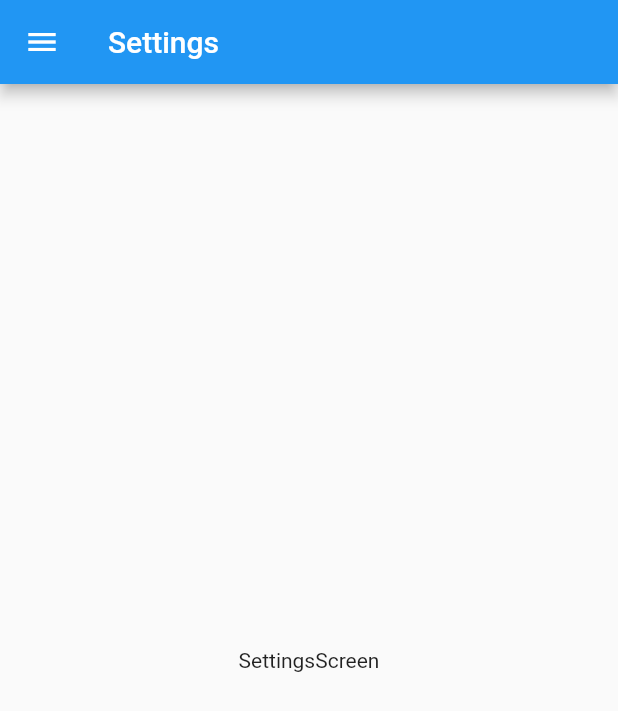
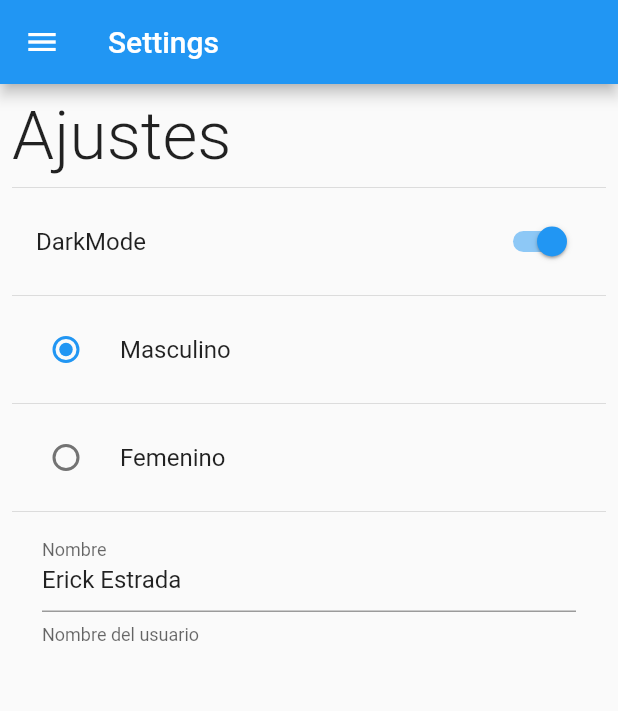
Before and after one commit to e-estrada/preferences_app, a Flutter app: the SettingsScreen screen opened by its route, on a phone screen of 412 x 824 dp. Shown: the top 711 px of the screen. Run offline on Flutter 3.47's test engine with Material 2 defaults, Android fonts, the phone set to English and light mode, and no system bars.

Commit message:
Diseño de las pantallas

```diff
--- a/lib/screens/settings_scren.dart
+++ b/lib/screens/settings_scren.dart
@@ -14,8 +14,71 @@ class SettingsScreen extends StatelessWidget {
         title: const Text('Settings'),
       ),
       drawer: const SideMenu(),
-      body: const Center(
-         child: Text('SettingsScreen'),
+      body: Padding(
+        padding: const EdgeInsets.all(8.0),
+        child: SingleChildScrollView(
+          child: Column(
+            crossAxisAlignment: CrossAxisAlignment.start,
+            children: [
+
+              const Text('Ajustes', style: TextStyle(fontSize: 45, fontWeight: FontWeight.w300),),
+
+              const Divider(),
+
+              SwitchListTile.adaptive(
+                value: true,
+                title: const Text('DarkMode'),
+                onChanged: (value) {
+
+                },
+              ),
+
+              const Divider(),
+
+
+              RadioListTile(
+                value: 1,
+                groupValue: 1,
+                title: const Text('Masculino'),
+                onChanged: (value) {
+
+                },
+
+              ),
+
+              const Divider(),
+
+
+              RadioListTile(
+                value: 2,
+                groupValue: 1,
+                title: const Text('Femenino'),
+                onChanged: (value) {
+
+                },
+
+              ),
+
+              const Divider(),
+
+
+
+              Padding(
+                padding: const EdgeInsets.symmetric(horizontal: 20),
+                child: TextFormField(
+                  initialValue: 'Erick Estrada',
+                  decoration: const InputDecoration(
+                    labelText: 'Nombre',
+                    helperText: 'Nombre del usuario'
+                  ),
+                ),
+              )
+
+
+
+            ],
+          ),
+        ),
       ),
     );
   }
```
Also changed, not shown: lib/screens/home_screen.dart (+18 -2 lines).
